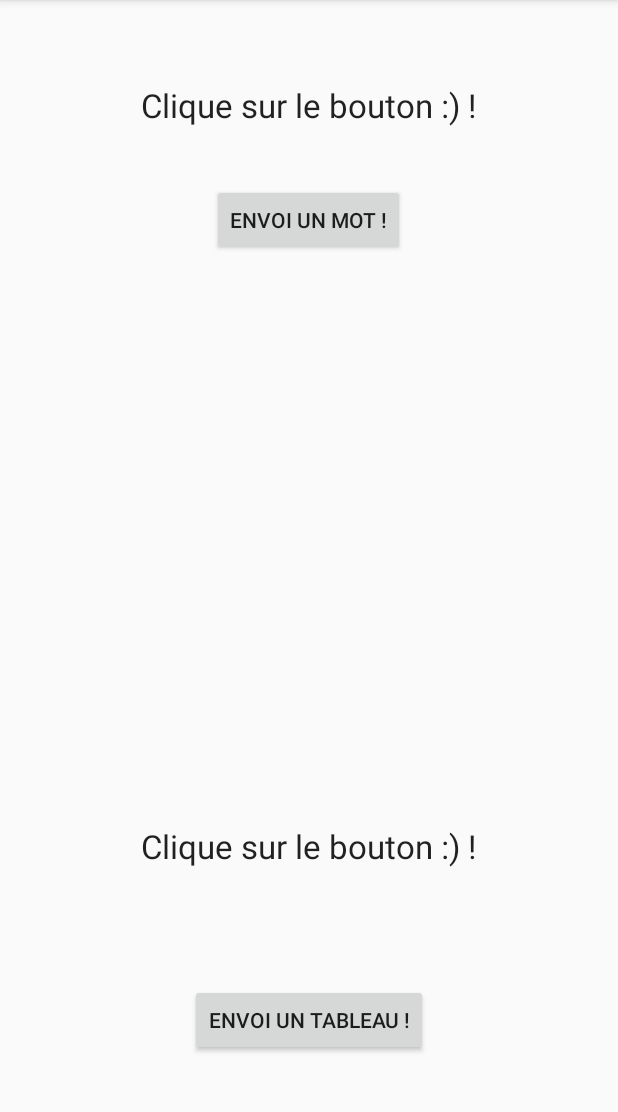
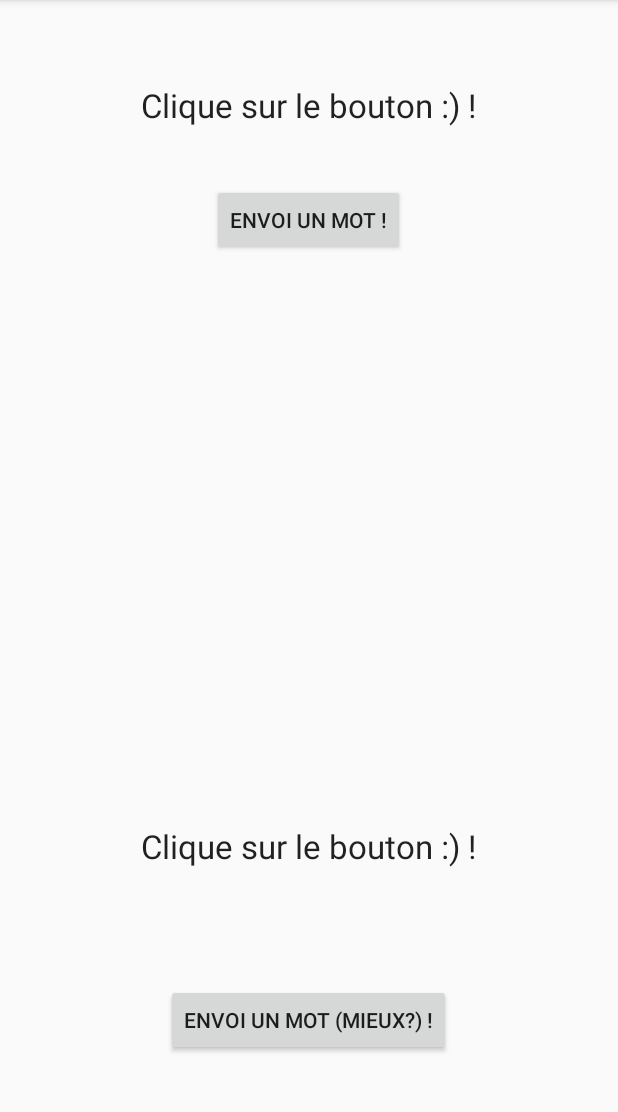
Before and after one commit to AntoineNH2/IsThisMyLanguage, an Android app: the screen it shows after launch (MainActivity), on a phone screen of 412 x 824 dp, the part 84-1196 px from its top. Run offline under Robolectric (Android 15) with nearby library versions, the phone set to English and light mode, and no system bars; 2 statements that could not run were skipped.

```diff
--- a/app/src/main/res/layout/activity_main.xml
+++ b/app/src/main/res/layout/activity_main.xml
@@ -31,7 +31,7 @@
     <Button
         android:layout_width="wrap_content"
         android:layout_height="wrap_content"
-        android:text="Envoi un tableau !"
+        android:text="Envoi un mot (mieux?) !"
         android:id="@+id/EraseButton"
         android:layout_alignParentBottom="true"
         android:layout_centerHorizontal="true"
```
Also changed, not shown: app/src/main/java/com/nh2/antoine/isthismylanguage/ProbaLettre.java (+7 -6 lines), 1 other file.
